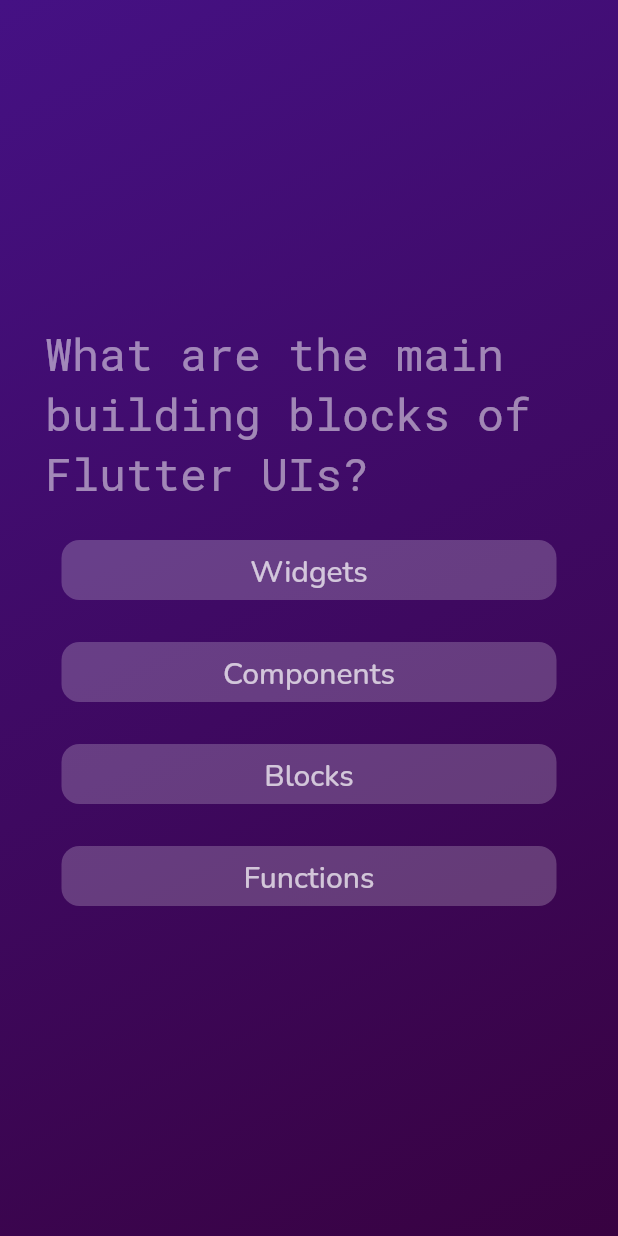
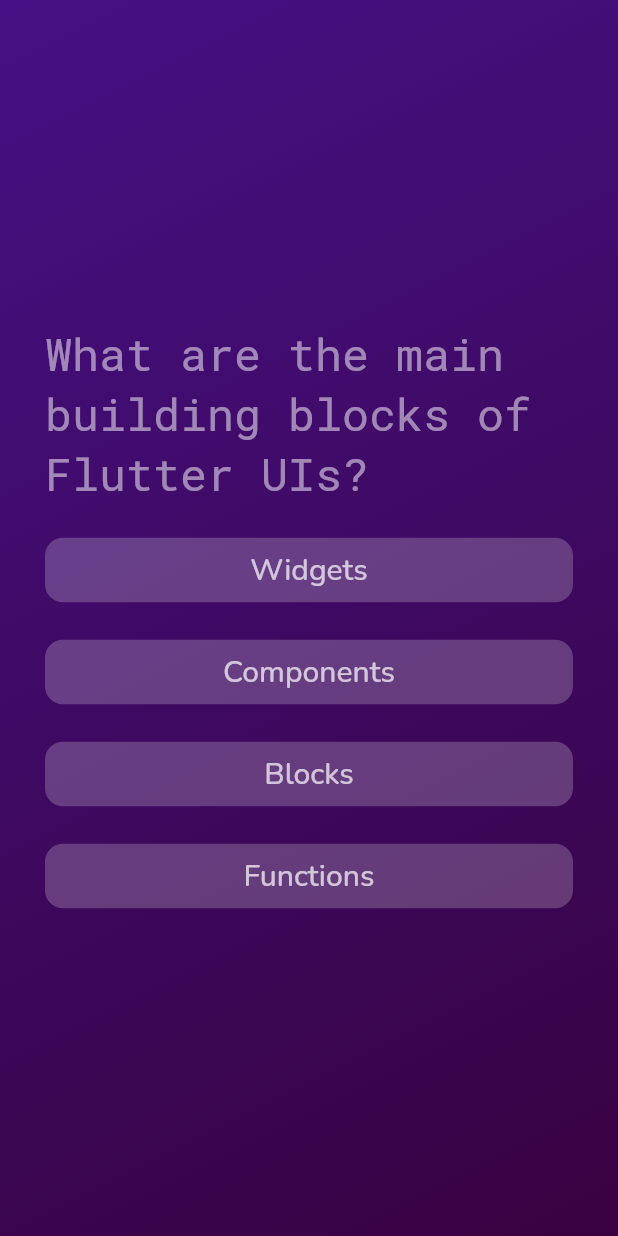
Before and after one commit to bhookhakela/Quiz-App, a Flutter app: the screen it shows after launch, after a tap on "Start Quiz", on a phone screen of 412 x 824 dp. Run offline on Flutter 3.47's test engine with Material 2 defaults, Android fonts, the phone set to English and light mode, and no system bars; our stand-ins replace google_fonts.

Commit message:
made the buttons dynamic

```diff
--- a/lib/custom_button.dart
+++ b/lib/custom_button.dart
@@ -7,15 +7,18 @@ class answerButton extends StatelessWidget {
   final String options;
   @override
   Widget build(context) {
-    return TextButton(
+    return Padding(
+      padding: const EdgeInsets.fromLTRB(30, 0, 30, 0),
+      child: TextButton(
         onPressed: buttonpress,
         style: TextButton.styleFrom(
-        fixedSize: const Size(330, 40),
+          // fixedSize: const Size(330, 40),
           shape: RoundedRectangleBorder(
             borderRadius: BorderRadius.circular(12),
           ),
           backgroundColor: const Color.fromARGB(54, 255, 255, 255),
         ),
+        child: Center(
           child: Text(
             options,
             style: GoogleFonts.nunito(
@@ -25,6 +28,8 @@ class answerButton extends StatelessWidget {
               ),
             ),
           ),
+        ),
+      ),
     );
   }
 }
```
Lines whose indentation alone changed are shown as unchanged.
